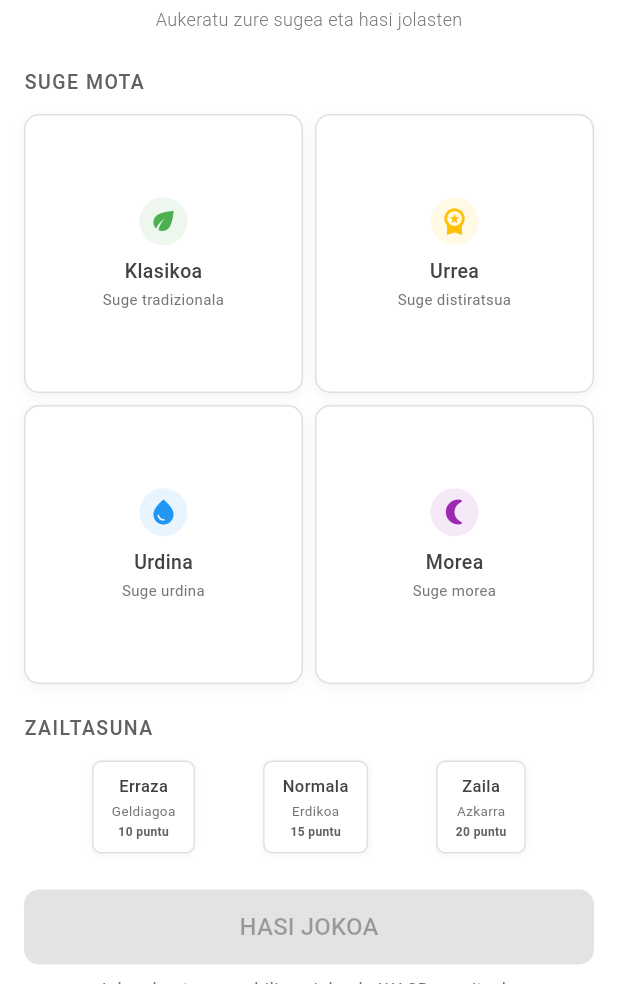
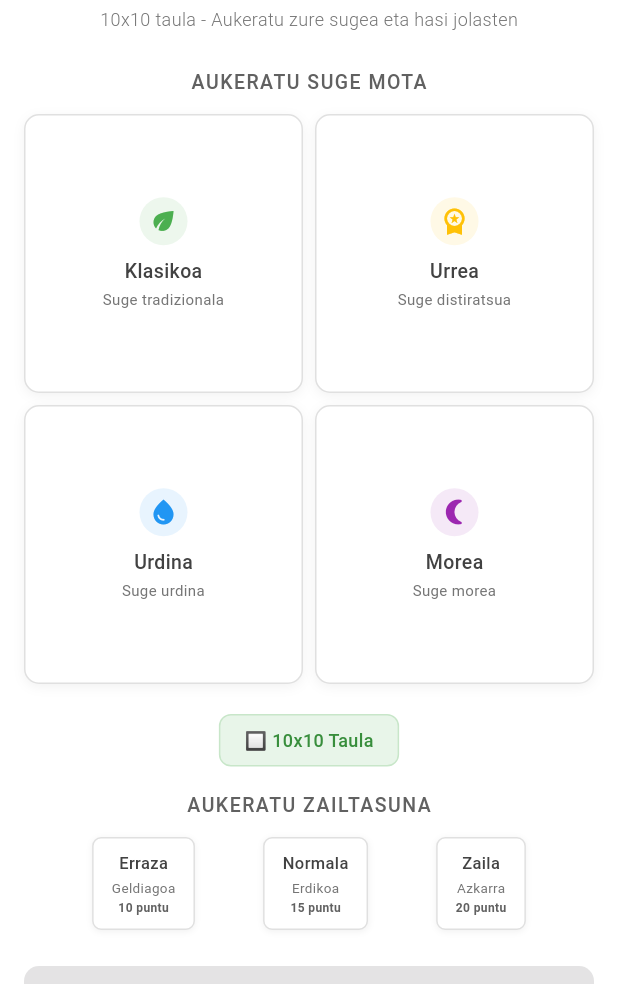
Before and after one commit to AimarAlv316/EkoBanaketa, a Flutter app: the screen it shows after launch, on a phone screen of 412 x 824 dp, the part 252-1236 px from its top. Run offline on Flutter 3.47's test engine with Material 3 defaults, Android fonts, the phone set to English and light mode, and no system bars.

```diff
--- a/lib/main.dart
+++ b/lib/main.dart
@@ -1,4 +1,3 @@
-// main.dart
 import 'package:flutter/material.dart';
 import 'pantaila_hasi.dart';
 
@@ -10,7 +9,7 @@ class SugeJokoaApp extends StatelessWidget {
   @override
   Widget build(BuildContext context) {
     return MaterialApp(
-      title: 'Google Snake Jokoa',
+      title: 'Suge Jokoa',
       theme: ThemeData(
         primarySwatch: Colors.green,
         useMaterial3: true,
--- a/lib/pantaila_hasi.dart
+++ b/lib/pantaila_hasi.dart
@@ -1,4 +1,3 @@
-// pantaila_hasi.dart
 import 'package:flutter/material.dart';
 import 'joko_orria.dart';
 import 'suge_mota.dart';
@@ -43,7 +42,6 @@ class _PantailaHasiState extends State<PantailaHasi> {
     ),
   ];
 
-  // ALDATUTA: Puntuak gehitu zailtasun bakoitzean
   final List<Map<String, dynamic>> zailtasunak = [
     {'izena': 'Erraza', 'balioa': 300, 'deskribapena': 'Geldiagoa', 'puntuak': 10},
     {'izena': 'Normala', 'balioa': 200, 'deskribapena': 'Erdikoa', 'puntuak': 15},
@@ -61,7 +59,6 @@ class _PantailaHasiState extends State<PantailaHasi> {
             child: Column(
               crossAxisAlignment: CrossAxisAlignment.center,
               children: [
-                // Logo eta izenburua
                 SizedBox(height: 20),
                 Container(
                   padding: EdgeInsets.all(16),
@@ -88,7 +85,7 @@ class _PantailaHasiState extends State<PantailaHasi> {
                 ),
                 SizedBox(height: 4),
                 Text(
-                  'Aukeratu zure sugea eta hasi jolasten',
+                  '10x10 taula - Aukeratu zure sugea eta hasi jolasten',
                   style: TextStyle(
                     fontSize: 12,
                     color: Colors.grey[600],
@@ -97,8 +94,15 @@ class _PantailaHasiState extends State<PantailaHasi> {
                 ),
                 SizedBox(height: 24),
 
-                // Suge mota aukeraketa
-                _atalBurua('SUGE MOTA'),
+                Text(
+                  'AUKERATU SUGE MOTA',
+                  style: TextStyle(
+                    fontSize: 13,
+                    fontWeight: FontWeight.w500,
+                    color: Colors.grey[700],
+                    letterSpacing: 1.0,
+                  ),
+                ),
                 SizedBox(height: 12),
                 GridView.builder(
                   shrinkWrap: true,
@@ -117,8 +121,33 @@ class _PantailaHasiState extends State<PantailaHasi> {
                 ),
                 SizedBox(height: 20),
 
-                // Zailtasun aukeraketa
-                _atalBurua('ZAILTASUNA'),
+                Container(
+                  padding: EdgeInsets.symmetric(horizontal: 16, vertical: 8),
+                  decoration: BoxDecoration(
+                    color: Colors.green[50],
+                    borderRadius: BorderRadius.circular(8),
+                    border: Border.all(color: Colors.green[100]!, width: 1),
+                  ),
+                  child: Text(
+                    '🔲 10x10 Taula',
+                    style: TextStyle(
+                      color: Colors.green[700],
+                      fontWeight: FontWeight.w500,
+                      fontSize: 12,
+                    ),
+                  ),
+                ),
+                SizedBox(height: 16),
+
+                Text(
+                  'AUKERATU ZAILTASUNA',
+                  style: TextStyle(
+                    fontSize: 13,
+                    fontWeight: FontWeight.w500,
+                    color: Colors.grey[700],
+                    letterSpacing: 1.0,
+                  ),
+                ),
                 SizedBox(height: 12),
                 Row(
                   mainAxisAlignment: MainAxisAlignment.spaceEvenly,
@@ -130,7 +159,6 @@ class _PantailaHasiState extends State<PantailaHasi> {
                 ),
                 SizedBox(height: 24),
 
-                // Hasi jokoa botoia
                 Container(
                   width: double.infinity,
                   height: 50,
@@ -143,7 +171,7 @@ class _PantailaHasiState extends State<PantailaHasi> {
                           builder: (context) => JokoOrria(
                             sugeMota: aukeratutakoSugeMota!,
                             zailtasuna: zailtasunak[aukeratutakoZailtasuna!]['balioa'],
-                            puntuakPerJanaria: zailtasunak[aukeratutakoZailtasuna!]['puntuak'], // GEHITU
+                            puntuakPerJanaria: zailtasunak[aukeratutakoZailtasuna!]['puntuak'],
                           ),
                         ),
                       );
@@ -167,7 +195,6 @@ class _PantailaHasiState extends State<PantailaHasi> {
                   ),
                 ),
                 SizedBox(height: 8),
-                // Teklatuko argibideak
                 Text(
                   'Jokoa hastean, erabili geziak edo WASD mugitzeko',
                   style: TextStyle(
@@ -179,21 +206,6 @@ class _PantailaHasiState extends State<PantailaHasi> {
               ],
             ),
           ),
-        ),
-      ),
-    );
-  }
-
-  Widget _atalBurua(String izenburua) {
-    return Align(
-      alignment: Alignment.centerLeft,
-      child: Text(
-        izenburua,
-        style: TextStyle(
-          fontSize: 13,
-          fontWeight: FontWeight.w500,
-          color: Colors.grey[700],
-          letterSpacing: 1.0,
         ),
       ),
     );
@@ -314,7 +326,6 @@ class _PantailaHasiState extends State<PantailaHasi> {
                 fontSize: 9,
               ),
             ),
-            // GEHITU: Puntuak erakusteko
             SizedBox(height: 2),
             Text(
               '${zailtasuna['puntuak']} puntu',
--- a/lib/suge_mota.dart
+++ b/lib/suge_mota.dart
@@ -1,4 +1,3 @@
-// suge_mota.dart
 import 'package:flutter/material.dart';
 
 class SugeMota {
--- a/lib/widgets/kontrol_botoia.dart
+++ b/lib/widgets/kontrol_botoia.dart
@@ -1,4 +1,3 @@
-// widgets/kontrol_botoia.dart
 import 'package:flutter/material.dart';
 
 class KontrolBotoia extends StatelessWidget {
@@ -10,7 +9,7 @@ class KontrolBotoia extends StatelessWidget {
     Key? key,
     required this.ikonoa,
     required this.sakatuta,
-    this.kolorea = Colors.blue,
+    required this.kolorea,
   }) : super(key: key);
 
   @override
```
Also changed, not shown: lib/joko_orria.dart (+12 -17 lines), lib/suge_joko_logika.dart (+3 -7 lines).
